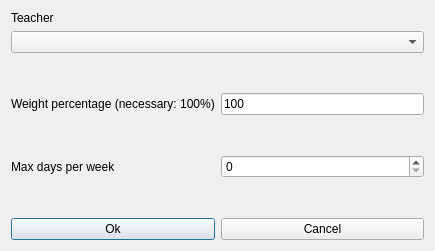
Qt form fet/src/interface/modifyconstraintteachermaxdaysperweekform_template.ui (vonmecheln/fet) before a commit.
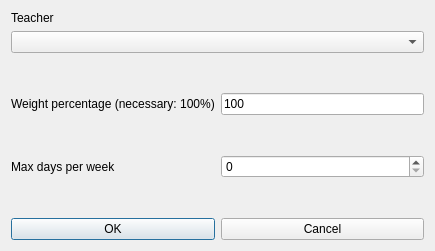
The same form after that commit.

Diff of the .ui file:
```diff
--- a/fet/src/interface/modifyconstraintteachermaxdaysperweekform_template.ui
+++ b/fet/src/interface/modifyconstraintteachermaxdaysperweekform_template.ui
@@ -141,7 +141,7 @@
      <item>
       <widget class="QPushButton" name="okPushButton">
        <property name="text">
-        <string>Ok</string>
+        <string>OK</string>
        </property>
       </widget>
      </item>
```
